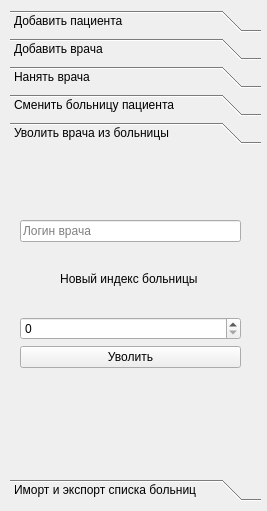
Old version of the form client/gui/ui/reg_window.ui in the repository Banifest/HospitalDB.
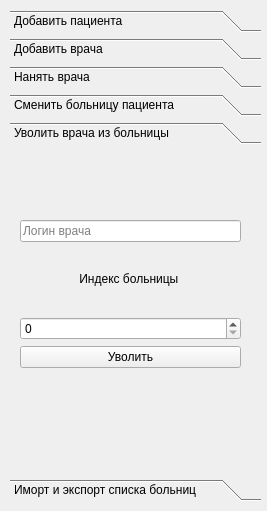
New version of the form. The open tabs and pages were chosen to show the change. Icons and pictures are not drawn.

Commit message: мклкие изменения

```diff
--- a/client/gui/ui/reg_window.ui
+++ b/client/gui/ui/reg_window.ui
@@ -1656,8 +1656,8 @@
                         <item row="1" column="0">
                             <widget class="QLabel" name="label_3">
                                 <property name="text">
-                                    <string>&lt;html&gt;&lt;head/&gt;&lt;body&gt;&lt;p align=&quot;center&quot;&gt;Новый
-                                        индекс больницы&lt;/p&gt;&lt;/body&gt;&lt;/html&gt;
+                                    <string>&lt;html&gt;&lt;head/&gt;&lt;body&gt;&lt;p align=&quot;center&quot;&gt;Индекс
+                                        больницы &lt;/p&gt;&lt;/body&gt;&lt;/html&gt;
                                     </string>
                                 </property>
                             </widget>
```
Left out of the diff: 5 changed lines with no effect on the pictures.
